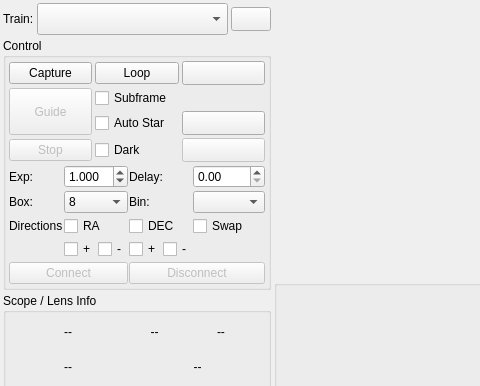
This is kstars/ekos/guide/guide.ui in KDE/kstars as Qt 5 draws it before an edit; both pictures show x 0 to 480 and y 0 to 386 of the 788 by 591 pixel window. The edited form follows.
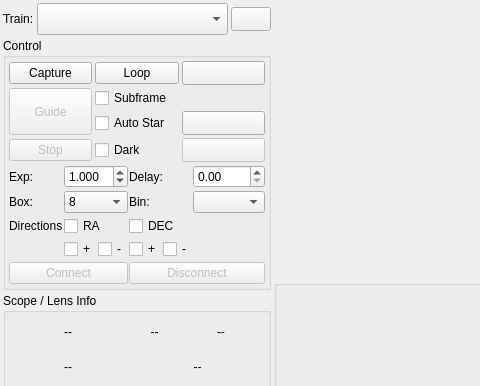
This is the edited form. Icons and pictures are not drawn. Custom widgets are drawn as their Qt base class.

Commit message:
remove the swapCheck checkbox
This may be causing internal guider issues (the value of this checkbox may be set by the new options framework, and overriding the calibration).

Patch:
```diff
--- a/kstars/ekos/guide/guide.ui
+++ b/kstars/ekos/guide/guide.ui
@@ -384,19 +384,6 @@
             </property>
            </widget>
           </item>
-          <item row="4" column="3">
-           <widget class="QCheckBox" name="swapCheck">
-            <property name="toolTip">
-             <string>Swap DEC direction pulses. This value is determined automatically from the calibration procedure, only override if necessary.</string>
-            </property>
-            <property name="styleSheet">
-             <string notr="true"/>
-            </property>
-            <property name="text">
-             <string>Swap</string>
-            </property>
-           </widget>
-          </item>
           <item row="2" column="2">
            <widget class="QLabel" name="label_8">
             <property name="toolTip">
```
Left out of the diff: 1 changed line with no effect on the pictures. The commit also changes 1 other file.
